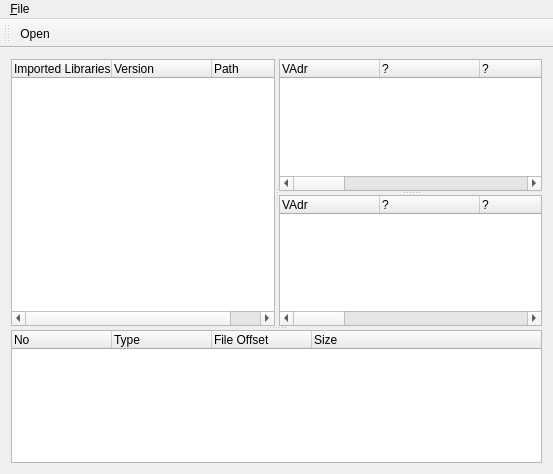
The window that depends/dependsuibase.ui (shentok/depends-ui) describes before a commit, drawn with Qt 5.
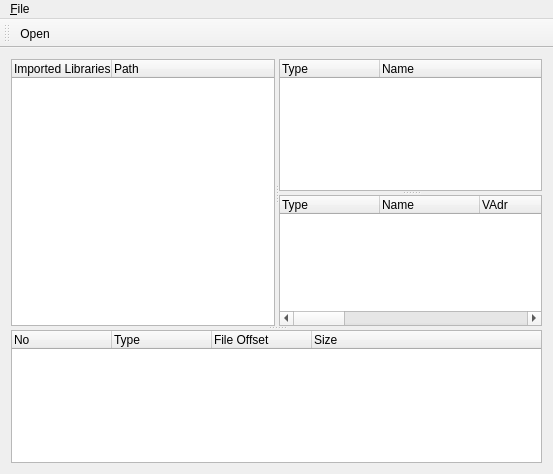
The same window after the commit. Icons and pictures are not drawn.

Commit message: reorganize columns

Patch:
```diff
--- a/depends/dependsuibase.ui
+++ b/depends/dependsuibase.ui
@@ -40,11 +40,6 @@
           <string>Imported Libraries</string>
          </property>
         </column>
-        <column>
-         <property name="text">
-          <string>Version</string>
-         </property>
-        </column>
         <column>
          <property name="text">
           <string>Path</string>
@@ -65,61 +60,11 @@
          <property name="showSortIndicator" stdset="0">
           <bool>true</bool>
          </property>
-         <column>
-          <property name="text">
-           <string>VAdr</string>
-          </property>
-         </column>
-         <column>
-          <property name="text">
-           <string>?</string>
-          </property>
-         </column>
-         <column>
-          <property name="text">
-           <string>?</string>
-          </property>
-         </column>
-         <column>
-          <property name="text">
-           <string>?</string>
-          </property>
-         </column>
-         <column>
-          <property name="text">
-           <string>?</string>
-          </property>
-         </column>
-         <column>
-          <property name="text">
-           <string>?</string>
-          </property>
-         </column>
-         <column>
-          <property name="text">
-           <string>?</string>
-          </property>
-         </column>
          <column>
           <property name="text">
            <string>Type</string>
           </property>
          </column>
-         <column>
-          <property name="text">
-           <string>Section</string>
-          </property>
-         </column>
-         <column>
-          <property name="text">
-           <string>Size</string>
-          </property>
-         </column>
-         <column>
-          <property name="text">
-           <string>?</string>
-          </property>
-         </column>
          <column>
           <property name="text">
            <string>Name</string>
@@ -136,46 +81,51 @@
          <property name="showSortIndicator" stdset="0">
           <bool>true</bool>
          </property>
-         <column>
-          <property name="text">
-           <string>VAdr</string>
-          </property>
-         </column>
-         <column>
-          <property name="text">
-           <string>?</string>
-          </property>
-         </column>
-         <column>
-          <property name="text">
-           <string>?</string>
-          </property>
-         </column>
-         <column>
-          <property name="text">
-           <string>?</string>
-          </property>
-         </column>
-         <column>
-          <property name="text">
-           <string>?</string>
-          </property>
-         </column>
-         <column>
-          <property name="text">
-           <string>?</string>
-          </property>
-         </column>
-         <column>
-          <property name="text">
-           <string>?</string>
-          </property>
-         </column>
          <column>
           <property name="text">
            <string>Type</string>
           </property>
          </column>
+         <column>
+          <property name="text">
+           <string>Name</string>
+          </property>
+         </column>
+         <column>
+          <property name="text">
+           <string>VAdr</string>
+          </property>
+         </column>
+         <column>
+          <property name="text">
+           <string>?</string>
+          </property>
+         </column>
+         <column>
+          <property name="text">
+           <string>?</string>
+          </property>
+         </column>
+         <column>
+          <property name="text">
+           <string>?</string>
+          </property>
+         </column>
+         <column>
+          <property name="text">
+           <string>?</string>
+          </property>
+         </column>
+         <column>
+          <property name="text">
+           <string>?</string>
+          </property>
+         </column>
+         <column>
+          <property name="text">
+           <string>?</string>
+          </property>
+         </column>
          <column>
           <property name="text">
            <string>Section</string>
@@ -191,11 +141,6 @@
            <string>?</string>
           </property>
          </column>
-         <column>
-          <property name="text">
-           <string>Name</string>
-          </property>
-         </column>
         </widget>
        </widget>
       </widget>
```
The commit also changes 3 other files.
